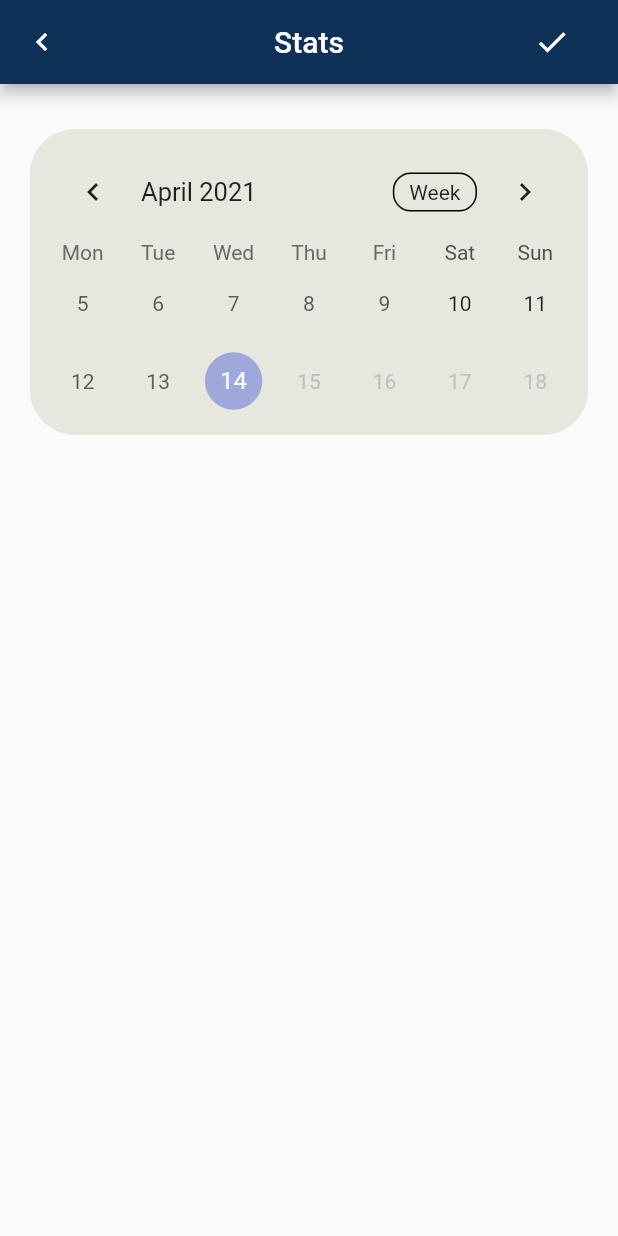
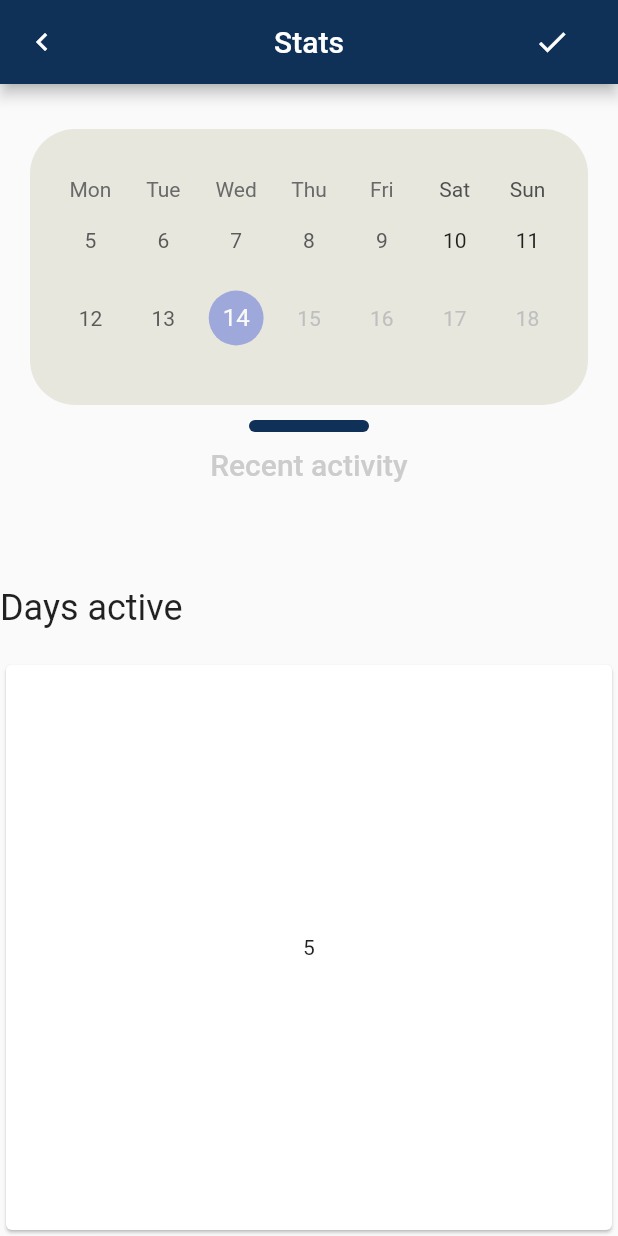
Before and after one commit to jeshu/personal-workmate, a Flutter app: the screen it shows after launch, on a phone screen of 412 x 824 dp. Run offline on Flutter 3.47's test engine with Material 2 defaults, Android fonts, the phone set to English and light mode, and no system bars; drawn by our look-alikes of table_calendar.

Commit message:
Logs screen WIP

```diff
--- a/lib/screens/logs_screen/logs_screen.dart
+++ b/lib/screens/logs_screen/logs_screen.dart
@@ -27,10 +27,16 @@ class LogsScreen extends StatelessWidget {
         ],
       ),
       body: Column(
+        crossAxisAlignment: CrossAxisAlignment.center,
         children: [
           Container(
-            margin: EdgeInsets.symmetric(vertical: 30, horizontal: 20),
-            padding: EdgeInsets.all(10),
+            margin: EdgeInsets.only(
+              top: 30,
+              bottom: 10,
+              left: 20,
+              right: 20,
+            ),
+            padding: EdgeInsets.symmetric(vertical: 32, horizontal: 16),
             decoration: BoxDecoration(
               borderRadius: BorderRadius.circular(
                 (30),
@@ -43,7 +49,35 @@ class LogsScreen extends StatelessWidget {
               lastDay: today,
               weekendDays: [1, 2, 3, 4, 5],
               startingDayOfWeek: StartingDayOfWeek.monday,
+              headerVisible: false,
               calendarFormat: CalendarFormat.twoWeeks,
+            ),
+          ),
+          Container(
+            decoration: BoxDecoration(
+              borderRadius: BorderRadius.circular(
+                (4),
+              ),
+              color: Theme.of(context).primaryColor,
+            ),
+            height: 8,
+            width: 80,
+          ),
+          SizedBox(
+            height: 10,
+          ),
+          Text(
+            'Recent activity',
+            style: Theme.of(context).textTheme.headline6.copyWith(
+                  color: Color(0XFFCCCCCC),
+                ),
+          ),
+          SizedBox(
+            height: 40,
+          ),
+          Container(
+            child: Expanded(
+              child: LogsCard(index: 1),
             ),
           )
         ],
@@ -51,3 +85,45 @@ class LogsScreen extends StatelessWidget {
     );
   }
 }
+
+class LogsCard extends StatelessWidget {
+  const LogsCard({
+    Key key,
+    this.index,
+  });
+
+  final int index;
+  @override
+  Widget build(BuildContext context) {
+    var edgeInsets = EdgeInsets.only(
+      top: 30,
+      left: 0,
+      right: 0,
+      bottom: 0,
+    );
+    return Container(
+      margin: index % 2 != 0
+          ? edgeInsets
+          : EdgeInsets.symmetric(vertical: 10, horizontal: 10),
+      child: Column(
+        crossAxisAlignment: CrossAxisAlignment.stretch,
+        children: [
+          Text(
+            'Days active',
+            style: Theme.of(context).textTheme.headline5,
+          ),
+          SizedBox(
+            height: 20,
+          ),
+          Expanded(
+            child: Card(
+              child: Center(
+                child: Text('5'),
+              ),
+            ),
+          )
+        ],
+      ),
+    );
+  }
+}
```
